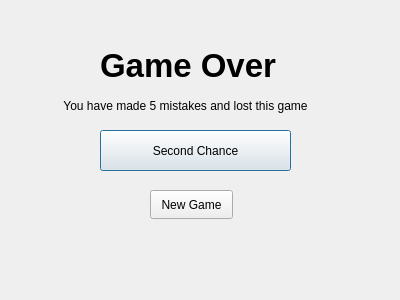
Qt form gameoverdialog.ui (Ashley00/A8SodukoGame) before a commit.
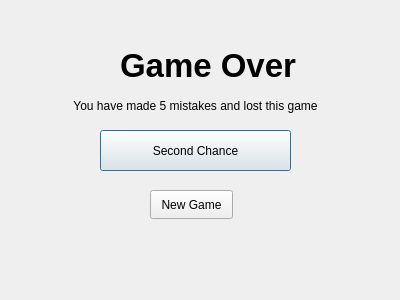
The same form after that commit.

Commit message: update text label location

The edit to the form file:
```diff
--- a/gameoverdialog.ui
+++ b/gameoverdialog.ui
@@ -16,7 +16,7 @@
   <widget class="QLabel" name="label">
    <property name="geometry">
     <rect>
-     <x>100</x>
+     <x>120</x>
      <y>30</y>
      <width>231</width>
      <height>71</height>
@@ -35,9 +35,9 @@
   <widget class="QLabel" name="label_2">
    <property name="geometry">
     <rect>
-     <x>60</x>
+     <x>50</x>
      <y>70</y>
-     <width>251</width>
+     <width>291</width>
      <height>71</height>
     </rect>
    </property>
```
The commit also changes 1 other file.
